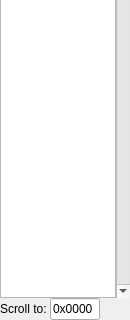
First picture: the form in mainmemory.ui, repository StanWarford/pep8cpu, before the edit; both pictures show x 0 to 130 and y 204 to 524 of the 130 by 524 pixel window.
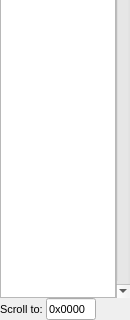
Second picture: the form after the edit.

Commit message: UI changes for the CPU and memory panes.

Diff of the .ui file:
```diff
--- a/mainmemory.ui
+++ b/mainmemory.ui
@@ -215,6 +215,11 @@
      </property>
      <item>
       <widget class="QLabel" name="label_2">
+       <property name="font">
+        <font>
+         <pointsize>8</pointsize>
+        </font>
+       </property>
        <property name="text">
         <string>Scroll to: </string>
        </property>
@@ -234,6 +239,11 @@
          <height>16777215</height>
         </size>
        </property>
+       <property name="font">
+        <font>
+         <pointsize>8</pointsize>
+        </font>
+       </property>
        <property name="text">
         <string>0x0000</string>
        </property>
```
The commit also changes 2 other files.
